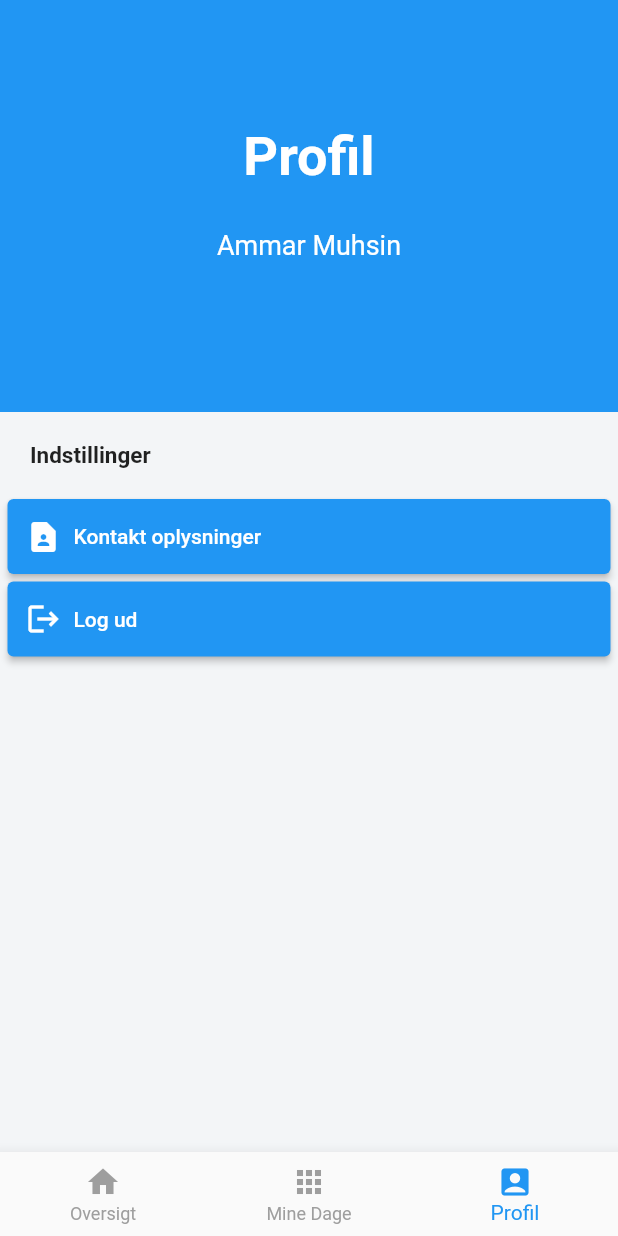
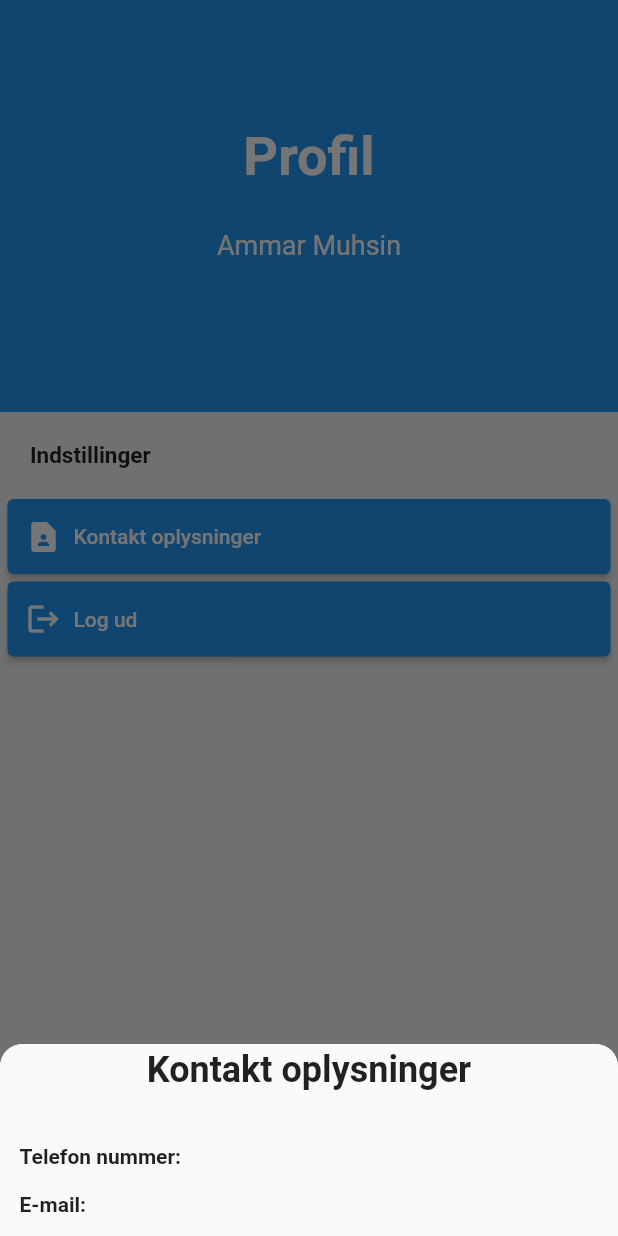
Before and after one commit to ammarOdin/odinvikar, a Flutter app: the screen it shows after launch, item 3 of the bottom bar chosen, after a tap on "Kontakt oplysninger", on a phone screen of 412 x 824 dp. Run offline on Flutter 3.47's test engine with Material 2 defaults, Android fonts, the phone set to English and light mode, and no system bars; drawn by our look-alikes of sliding_sheet; our stand-ins replace cloud_firestore, firebase_core, table_calendar; missing offline and left inert: week_of_year; accounts and stored records are empty.

Commit message:
Contact info sheet

```diff
--- a/lib/main_screens/settings_screen.dart
+++ b/lib/main_screens/settings_screen.dart
@@ -1,4 +1,5 @@
 import 'package:flutter/material.dart';
+import 'package:sliding_sheet/sliding_sheet.dart';
 
 class SettingsScreen extends StatefulWidget {
   const SettingsScreen({Key? key}) : super(key: key);
@@ -60,7 +61,7 @@ class _State extends State<SettingsScreen> {
           width: 150,
           margin: const EdgeInsets.only(bottom: 5, left: 5, right: 5),
           //padding: EdgeInsets.only(left: MediaQuery.of(context).size.width / 10, right: MediaQuery.of(context).size.width / 10, bottom: MediaQuery.of(context).size.height / 40),
-          child: ElevatedButton.icon(onPressed: () {}, icon: const Icon(Icons.contact_page, color: Colors.white,), label: const Align(alignment: Alignment.centerLeft, child: Text("Kontakt oplysninger", style: TextStyle(color: Colors.white),)),),),
+          child: ElevatedButton.icon(onPressed: () {showContactInfo();}, icon: const Icon(Icons.contact_page, color: Colors.white,), label: const Align(alignment: Alignment.centerLeft, child: Text("Kontakt oplysninger", style: TextStyle(color: Colors.white),)),),),
 
         Container(
           height: 50,
@@ -68,7 +69,39 @@ class _State extends State<SettingsScreen> {
           margin: const EdgeInsets.only(bottom: 5, left: 5, right: 5),
           //padding: EdgeInsets.only(left: MediaQuery.of(context).size.width / 10, right: MediaQuery.of(context).size.width / 10, bottom: MediaQuery.of(context).size.height / 40),
           child: ElevatedButton.icon(onPressed: () {showDialog(context: context, builder: (BuildContext context){return AlertDialog(title: const Text("Log ud"), content: const Text("Er du sikker på at logge ud?"), actions: [TextButton(onPressed: () {Navigator.pop(context);}, child: const Text("Annuller")) ,TextButton(onPressed: () {}, child: const Text("Log ud"))],);});}, icon: const Icon(Icons.logout, color: Colors.white,), label: const Align(alignment: Alignment.centerLeft, child: Text("Log ud", style: TextStyle(color: Colors.white),)),),),
+
+
+
       ],
     );
+
   }
+  Future showContactInfo () => showSlidingBottomSheet(
+    context,
+    builder: (context) => SlidingSheetDialog(
+      duration: const Duration(milliseconds: 450),
+      snapSpec: const SnapSpec(
+          snappings: [0.4, 0.7, 1], initialSnap: 0.4
+      ),
+      builder: showContact,
+      /////headerBuilder: buildHeader,
+      avoidStatusBar: true,
+      cornerRadius: 15,
+    ),
+  );
+
+  Widget buildHeader(BuildContext context, SheetState state) => Material(child: Stack(children: <Widget>[Container(height: MediaQuery.of(context).size.height / 3 , color: Colors.blue,),Positioned(bottom: 20, child: SizedBox(width: MediaQuery.of(context).size.width, height: 40, child: Image.network("https://katrinebjergskolen.aarhus.dk/media/23192/aula-logo.jpg?anchor=center&mode=crop&width=1200&height=630&rnd=132022572610000000", height: 59, fit: BoxFit.contain)))],),);
+
+  Widget showContact(context, state) => Material(
+    child: ListView(
+      shrinkWrap: true,
+      primary: false,
+      children: [
+        Container(margin: const EdgeInsets.all(3), padding: const EdgeInsets.only(bottom: 30), child: const Center(child: Text("Kontakt oplysninger", style: TextStyle(fontWeight: FontWeight.bold, fontSize: 24),),),),
+        Container(margin: const EdgeInsets.all(3), padding: const EdgeInsets.only(bottom: 10, left: 10), child: Align(alignment: Alignment.centerLeft, child: Text("Telefon nummer: ", style: const TextStyle(fontWeight: FontWeight.bold),),),),
+        Container(margin: const EdgeInsets.all(3), padding: const EdgeInsets.only(bottom: 10, left: 10), child: Align(alignment: Alignment.centerLeft, child: Text("E-mail: ", style: const TextStyle(fontWeight: FontWeight.bold),),),),
+        //Container(margin: const EdgeInsets.only(left: 10, right: 10), child: ElevatedButton(style: ElevatedButton.styleFrom(shape: const StadiumBorder(), padding: const EdgeInsets.symmetric(horizontal: 1)), onPressed: () => Navigator.of(context).pop(), child: const Text("Close")))
+      ],
+    ),
+  );
 }
```
